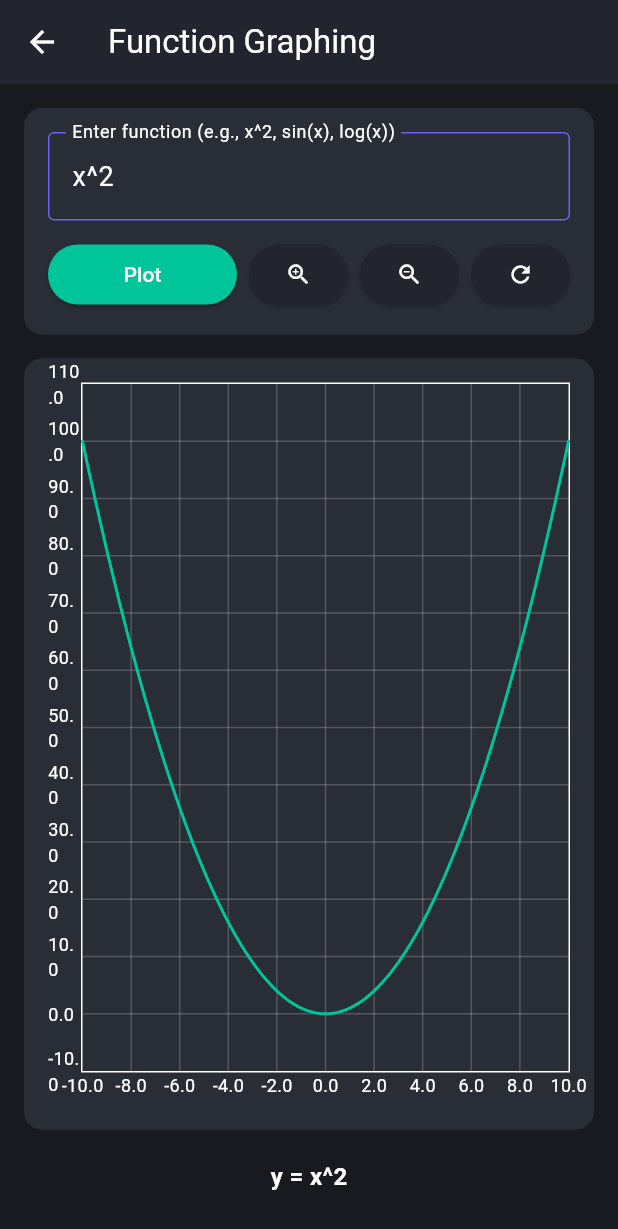
After one commit to JayabrataBasu/eulex, a Flutter app: the screen it shows after launch, after a tap on the "show chart" icon, on a phone screen of 412 x 824 dp. The commit adds this screen. Shown: the top 1229 px of the screen. Run offline on Flutter 3.47's test engine with Material 3 defaults, Android fonts, the light colour scheme and no system bars; drawn by our look-alikes of fl_chart; our stand-ins replace math_expressions.

Commit message:
added basic graphing features

```diff
--- /dev/null
+++ b/lib/graphing_screen.dart
@@ -0,0 +1,363 @@
+import 'package:flutter/material.dart';
+import 'package:fl_chart/fl_chart.dart';
+import 'calculator_engine.dart';
+import 'theme.dart';
+
+class GraphingScreen extends StatefulWidget {
+  final CalculatorTheme theme;
+
+  const GraphingScreen({super.key, required this.theme});
+
+  @override
+  State<GraphingScreen> createState() => _GraphingScreenState();
+}
+
+class _GraphingScreenState extends State<GraphingScreen> {
+  final TextEditingController _functionController = TextEditingController();
+  List<FlSpot> _plotData = [];
+  double _minX = -10.0;
+  double _maxX = 10.0;
+  double _minY = -10.0;
+  double _maxY = 10.0;
+  final double _step = 0.1;
+  String _currentFunction = '';
+  bool _isLoading = false;
+
+  @override
+  void initState() {
+    super.initState();
+    _functionController.text = 'x^2';
+    _plotFunction();
+  }
+
+  @override
+  void dispose() {
+    _functionController.dispose();
+    super.dispose();
+  }
+
+  List<FlSpot> generatePlotData(
+    String expression,
+    double minX,
+    double maxX,
+    double step,
+  ) {
+    List<FlSpot> spots = [];
+
+    for (double x = minX; x <= maxX; x += step) {
+      try {
+        // Replace 'x' with the current x value
+        String modifiedExpression = expression.replaceAll('x', '($x)');
+
+        // Evaluate using our calculator engine
+        String result = CalculatorEngine.evaluate(modifiedExpression);
+        double y = double.tryParse(result) ?? double.nan;
+
+        // Only add valid points
+        if (!y.isNaN && !y.isInfinite) {
+          spots.add(FlSpot(x, y));
+        }
+      } catch (e) {
+        // Skip invalid points
+        continue;
+      }
+    }
+
+    return spots;
+  }
+
+  void _plotFunction() {
+    setState(() {
+      _isLoading = true;
+    });
+
+    String expression = _functionController.text.trim();
+    if (expression.isEmpty) {
+      setState(() {
+        _plotData = [];
+        _isLoading = false;
+      });
+      return;
+    }
+
+    // Remove 'y =' prefix if present
+    if (expression.toLowerCase().startsWith('y=') ||
+        expression.toLowerCase().startsWith('y =')) {
+      expression = expression.substring(expression.indexOf('=') + 1).trim();
+    }
+
+    _currentFunction = expression;
+    _plotData = generatePlotData(expression, _minX, _maxX, _step);
+
+    // Auto-scale Y axis based on data
+    if (_plotData.isNotEmpty) {
+      double minY = _plotData
+          .map((spot) => spot.y)
+          .reduce((a, b) => a < b ? a : b);
+      double maxY = _plotData
+          .map((spot) => spot.y)
+          .reduce((a, b) => a > b ? a : b);
+
+      // Add some padding
+      double padding = (maxY - minY) * 0.1;
+      _minY = minY - padding;
+      _maxY = maxY + padding;
+    }
+
+    setState(() {
+      _isLoading = false;
+    });
+  }
+
+  void _zoomIn() {
+    setState(() {
+      double centerX = (_minX + _maxX) / 2;
+      double centerY = (_minY + _maxY) / 2;
+      double rangeX = (_maxX - _minX) * 0.8;
+      double rangeY = (_maxY - _minY) * 0.8;
+
+      _minX = centerX - rangeX / 2;
+      _maxX = centerX + rangeX / 2;
+      _minY = centerY - rangeY / 2;
+      _maxY = centerY + rangeY / 2;
+
+      _plotFunction();
+    });
+  }
+
+  void _zoomOut() {
+    setState(() {
+      double centerX = (_minX + _maxX) / 2;
+      double centerY = (_minY + _maxY) / 2;
+      double rangeX = (_maxX - _minX) * 1.25;
+      double rangeY = (_maxY - _minY) * 1.25;
+
+      _minX = centerX - rangeX / 2;
+      _maxX = centerX + rangeX / 2;
+      _minY = centerY - rangeY / 2;
+      _maxY = centerY + rangeY / 2;
+
+      _plotFunction();
+    });
+  }
+
+  void _resetView() {
+    setState(() {
+      _minX = -10.0;
+      _maxX = 10.0;
+      _minY = -10.0;
+      _maxY = 10.0;
+      _plotFunction();
+    });
+  }
+
+  @override
+  Widget build(BuildContext context) {
+    return Scaffold(
+      backgroundColor: widget.theme.themeData.scaffoldBackgroundColor,
+      appBar: AppBar(
+        title: const Text('Function Graphing'),
+        backgroundColor: widget.theme.themeData.appBarTheme.backgroundColor,
+        elevation: 0,
+      ),
+      body: Padding(
+        padding: const EdgeInsets.all(16.0),
+        child: Column(
+          children: [
+            // Function input
+            Container(
+              padding: const EdgeInsets.all(16),
+              decoration: BoxDecoration(
+                color: widget.theme.displayBackground,
+                borderRadius: BorderRadius.circular(12),
+              ),
+              child: Column(
+                children: [
+                  TextField(
+                    controller: _functionController,
+                    style: TextStyle(
+                      fontSize: 18,
+                      color: widget.theme.numberTextColor,
+                    ),
+                    decoration: InputDecoration(
+                      labelText: 'Enter function (e.g., x^2, sin(x), log(x))',
+                      labelStyle: TextStyle(
+                        color: widget.theme.numberTextColor,
+                      ),
+                      border: OutlineInputBorder(),
+                      enabledBorder: OutlineInputBorder(
+                        borderSide: BorderSide(
+                          color: widget.theme.operatorColor,
+                        ),
+                      ),
+                      focusedBorder: OutlineInputBorder(
+                        borderSide: BorderSide(
+                          color: widget.theme.functionColor,
+                        ),
+                      ),
+                    ),
+                    onSubmitted: (_) => _plotFunction(),
+                  ),
+                  const SizedBox(height: 12),
+                  Row(
+                    children: [
+                      Expanded(
+                        child: ElevatedButton(
+                          onPressed: _plotFunction,
+                          style: ElevatedButton.styleFrom(
+                            backgroundColor: widget.theme.functionColor,
+                            foregroundColor: widget.theme.functionTextColor,
+                          ),
+                          child: const Text('Plot'),
+                        ),
+                      ),
+                      const SizedBox(width: 8),
+                      ElevatedButton(
+                        onPressed: _zoomIn,
+                        style: ElevatedButton.styleFrom(
+                          backgroundColor: widget.theme.utilityColor,
+                          foregroundColor: widget.theme.utilityTextColor,
+                        ),
+                        child: const Icon(Icons.zoom_in),
+                      ),
+                      const SizedBox(width: 8),
+                      ElevatedButton(
+                        onPressed: _zoomOut,
+                        style: ElevatedButton.styleFrom(
+                          backgroundColor: widget.theme.utilityColor,
+                          foregroundColor: widget.theme.utilityTextColor,
+                        ),
+                        child: const Icon(Icons.zoom_out),
+                      ),
+                      const SizedBox(width: 8),
+                      ElevatedButton(
+                        onPressed: _resetView,
+                        style: ElevatedButton.styleFrom(
+                          backgroundColor: widget.theme.utilityColor,
+                          foregroundColor: widget.theme.utilityTextColor,
+                        ),
+                        child: const Icon(Icons.refresh),
+                      ),
+                    ],
+                  ),
+                ],
+              ),
+            ),
+            const SizedBox(height: 16),
+            // Graph area
+            Expanded(
+              child: Container(
+                padding: const EdgeInsets.all(16),
+                decoration: BoxDecoration(
+                  color: widget.theme.displayBackground,
+                  borderRadius: BorderRadius.circular(12),
+                ),
+                child: _isLoading
+                    ? const Center(child: CircularProgressIndicator())
+                    : _plotData.isEmpty
+                    ? Center(
+                        child: Text(
+                          'No data to display\nTry a different function',
+                          textAlign: TextAlign.center,
+                          style: TextStyle(
+                            color: widget.theme.numberTextColor,
+                            fontSize: 16,
+                          ),
+                        ),
+                      )
+                    : LineChart(
+                        LineChartData(
+                          gridData: FlGridData(
+                            show: true,
+                            drawVerticalLine: true,
+                            drawHorizontalLine: true,
+                            getDrawingHorizontalLine: (value) => FlLine(
+                              color: widget.theme.numberTextColor.withAlpha(50),
+                              strokeWidth: 1,
+                            ),
+                            getDrawingVerticalLine: (value) => FlLine(
+                              color: widget.theme.numberTextColor.withAlpha(50),
+                              strokeWidth: 1,
+                            ),
+                          ),
+                          titlesData: FlTitlesData(
+                            bottomTitles: AxisTitles(
+                              sideTitles: SideTitles(
+                                showTitles: true,
+                                getTitlesWidget: (value, meta) => Text(
+                                  value.toStringAsFixed(1),
+                                  style: TextStyle(
+                                    color: widget.theme.numberTextColor,
+                                    fontSize: 12,
+                                  ),
+                                ),
+                              ),
+                            ),
+                            leftTitles: AxisTitles(
+                              sideTitles: SideTitles(
+                                showTitles: true,
+                                getTitlesWidget: (value, meta) => Text(
+                                  value.toStringAsFixed(1),
+                                  style: TextStyle(
+                                    color: widget.theme.numberTextColor,
+                                    fontSize: 12,
+                                  ),
+                                ),
+                              ),
+                            ),
+                            topTitles: const AxisTitles(
+                              sideTitles: SideTitles(showTitles: false),
+                            ),
+                            rightTitles: const AxisTitles(
+                              sideTitles: SideTitles(showTitles: false),
+                            ),
+                          ),
+                          borderData: FlBorderData(
+                            show: true,
+                            border: Border.all(
+                              color: widget.theme.numberTextColor,
+                              width: 1,
+                            ),
+                          ),
+                          minX: _minX,
+                          maxX: _maxX,
+                          minY: _minY,
+                          maxY: _maxY,
+                          lineBarsData: [
+                            LineChartBarData(
+                              spots: _plotData,
+                              color: widget.theme.functionColor,
+                              barWidth: 2,
+                              isStrokeCapRound: true,
+                              dotData: const FlDotData(show: false),
+                              belowBarData: BarAreaData(show: false),
+                            ),
+                          ],
+                        ),
+                      ),
+              ),
+            ),
+            // Current function display
+            if (_currentFunction.isNotEmpty)
+              Container(
+                margin: const EdgeInsets.only(top: 8),
+                padding: const EdgeInsets.all(12),
+                decoration: BoxDecoration(
+                  color: widget.theme.historyBackground,
+                  borderRadius: BorderRadius.circular(8),
+                ),
+                child: Text(
+                  'y = $_currentFunction',
+                  style: TextStyle(
+                    color: widget.theme.numberTextColor,
+                    fontSize: 16,
+                    fontWeight: FontWeight.bold,
+                  ),
+                ),
+              ),
+          ],
+        ),
+      ),
+    );
+  }
+}
--- a/lib/main.dart
+++ b/lib/main.dart
@@ -5,6 +5,7 @@ import 'calculator_button.dart';
 import 'calculator_engine.dart';
 import 'theme.dart';
 import 'angle_mode.dart';
+import 'graphing_screen.dart';
 
 void main() {
   runApp(const MyApp());
@@ -247,6 +248,18 @@ class _CalculatorPageState extends State<CalculatorPage> {
         elevation: 0,
         actions: [
           IconButton(
+            icon: const Icon(Icons.show_chart),
+            tooltip: 'Graphing',
+            onPressed: () {
+              Navigator.push(
+                context,
+                MaterialPageRoute(
+                  builder: (context) => GraphingScreen(theme: theme),
+                ),
+              );
+            },
+          ),
+          IconButton(
             icon: Icon(
               widget.themeMode == CalculatorThemeMode.dark
                   ? Icons.light_mode
--- a/pubspec.yaml
+++ b/pubspec.yaml
@@ -30,7 +30,8 @@ environment:
 dependencies:
   flutter:
     sdk: flutter
-  math_expressions: ^2.4.0
+  math_expressions: ^2.7.0
+  fl_chart: ^0.68.0  # Add this line
 
   # The following adds the Cupertino Icons font to your application.
   # Use with the CupertinoIcons class for iOS style icons.
```
Also changed, not shown: pubspec.lock.
